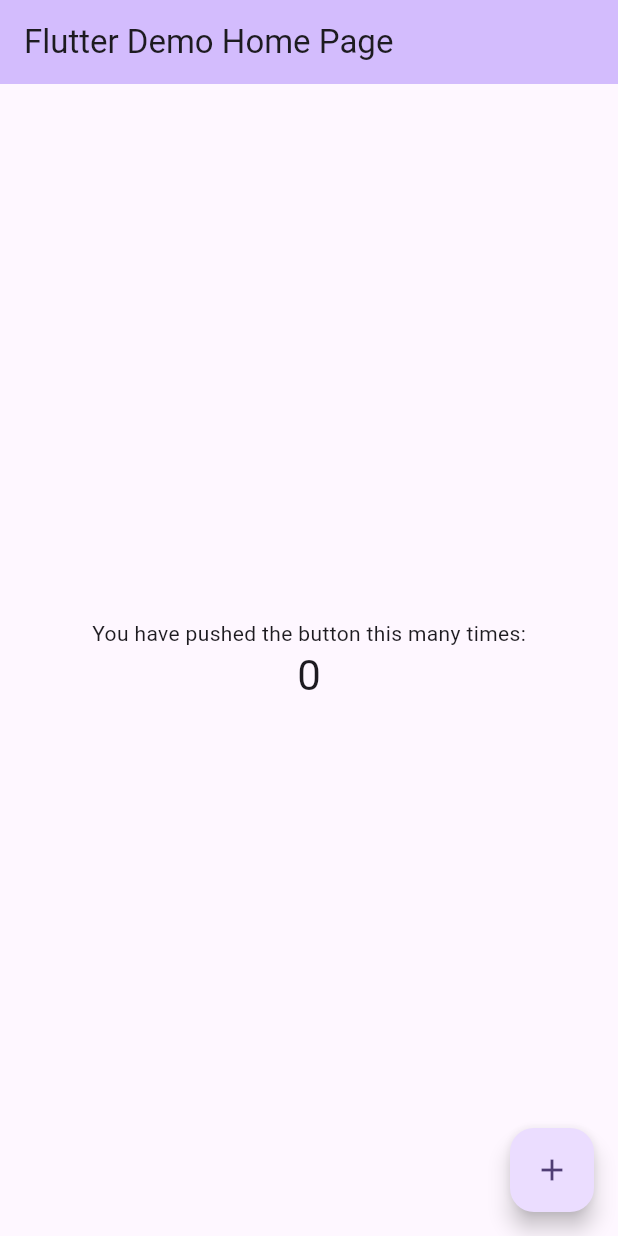
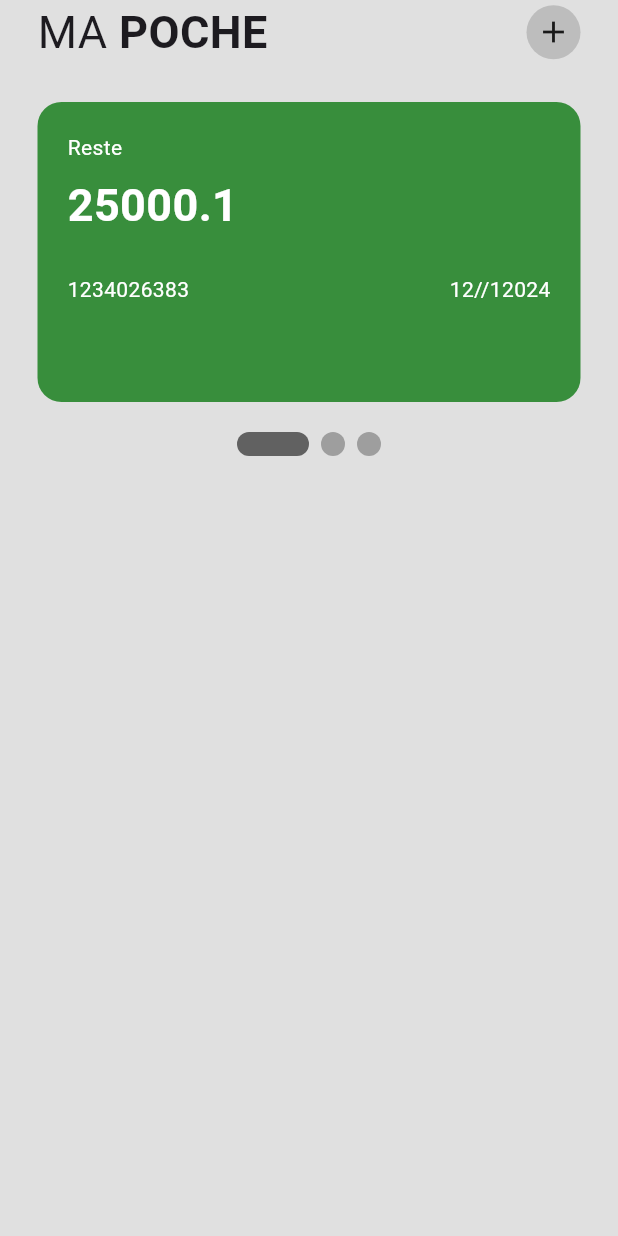
Before and after one commit to Rushclin/ma-poche, a Flutter app: the screen it shows after launch, on a phone screen of 412 x 824 dp. Run offline on Flutter 3.47's test engine with Material 3 defaults, Android fonts, the phone set to English and light mode, and no system bars; drawn by our look-alikes of smooth_page_indicator.

Commit message:
Evolution sur la HomePage

```diff
--- a/lib/main.dart
+++ b/lib/main.dart
@@ -1,4 +1,5 @@
 import 'package:flutter/material.dart';
+import 'package:ma_poche/pages/home_page.dart';
 
 void main() {
   runApp(const MyApp());
@@ -7,119 +8,11 @@ void main() {
 class MyApp extends StatelessWidget {
   const MyApp({super.key});
 
-  // This widget is the root of your application.
   @override
   Widget build(BuildContext context) {
     return MaterialApp(
-      title: 'Flutter Demo',
-      theme: ThemeData(
-        // This is the theme of your application.
-        //
-        // TRY THIS: Try running your application with "flutter run". You'll see
-        // the application has a purple toolbar. Then, without quitting the app,
-        // try changing the seedColor in the colorScheme below to Colors.green
-        // and then invoke "hot reload" (save your changes or press the "hot
-        // reload" button in a Flutter-supported IDE, or press "r" if you used
-        // the command line to start the app).
-        //
-        // Notice that the counter didn't reset back to zero; the application
-        // state is not lost during the reload. To reset the state, use hot
-        // restart instead.
-        //
-        // This works for code too, not just values: Most code changes can be
-        // tested with just a hot reload.
-        colorScheme: ColorScheme.fromSeed(seedColor: Colors.deepPurple),
-        useMaterial3: true,
-      ),
-      home: const MyHomePage(title: 'Flutter Demo Home Page'),
+      debugShowCheckedModeBanner: false,
+      home: HomePage(),
     );
   }
 }
-
-class MyHomePage extends StatefulWidget {
-  const MyHomePage({super.key, required this.title});
-
-  // This widget is the home page of your application. It is stateful, meaning
-  // that it has a State object (defined below) that contains fields that affect
-  // how it looks.
-
-  // This class is the configuration for the state. It holds the values (in this
-  // case the title) provided by the parent (in this case the App widget) and
-  // used by the build method of the State. Fields in a Widget subclass are
-  // always marked "final".
-
-  final String title;
-
-  @override
-  State<MyHomePage> createState() => _MyHomePageState();
-}
-
-class _MyHomePageState extends State<MyHomePage> {
-  int _counter = 0;
-
-  void _incrementCounter() {
-    setState(() {
-      // This call to setState tells the Flutter framework that something has
-      // changed in this State, which causes it to rerun the build method below
-      // so that the display can reflect the updated values. If we changed
-      // _counter without calling setState(), then the build method would not be
-      // called again, and so nothing would appear to happen.
-      _counter++;
-    });
-  }
-
-  @override
-  Widget build(BuildContext context) {
-    // This method is rerun every time setState is called, for instance as done
-    // by the _incrementCounter method above.
-    //
-    // The Flutter framework has been optimized to make rerunning build methods
-    // fast, so that you can just rebuild anything that needs updating rather
-    // than having to individually change instances of widgets.
-    return Scaffold(
-      appBar: AppBar(
-        // TRY THIS: Try changing the color here to a specific color (to
-        // Colors.amber, perhaps?) and trigger a hot reload to see the AppBar
-        // change color while the other colors stay the same.
-        backgroundColor: Theme.of(context).colorScheme.inversePrimary,
-        // Here we take the value from the MyHomePage object that was created by
-        // the App.build method, and use it to set our appbar title.
-        title: Text(widget.title),
-      ),
-      body: Center(
-        // Center is a layout widget. It takes a single child and positions it
-        // in the middle of the parent.
-        child: Column(
-          // Column is also a layout widget. It takes a list of children and
-          // arranges them vertically. By default, it sizes itself to fit its
-          // children horizontally, and tries to be as tall as its parent.
-          //
-          // Column has various properties to control how it sizes itself and
-          // how it positions its children. Here we use mainAxisAlignment to
-          // center the children vertically; the main axis here is the vertical
-          // axis because Columns are vertical (the cross axis would be
-          // horizontal).
-          //
-          // TRY THIS: Invoke "debug painting" (choose the "Toggle Debug Paint"
-          // action in the IDE, or press "p" in the console), to see the
-          // wireframe for each widget.
-          mainAxisAlignment: MainAxisAlignment.center,
-          children: <Widget>[
-            const Text(
-              'You have pushed the button this many times:',
-            ),
-            Text(
-              '$_counter',
-              style: Theme.of(context).textTheme.headlineMedium,
-            ),
-          ],
-        ),
-      ),
-      floatingActionButton: FloatingActionButton(
-        onPressed: _incrementCounter,
-        tooltip: 'Increment',
-        child: const Icon(Icons.add),
-      ), // This trailing comma makes auto-formatting nicer for build methods.
-    );
-  }
-}
--- /dev/null
+++ b/lib/pages/home_page.dart
@@ -0,0 +1,116 @@
+// ignore_for_file: prefer_const_constructors
+
+import 'package:flutter/material.dart';
+import 'package:ma_poche/utils/my_card.dart';
+import 'package:smooth_page_indicator/smooth_page_indicator.dart';
+
+class HomePage extends StatefulWidget {
+  const HomePage({super.key});
+
+  @override
+  State<HomePage> createState() => _HomePageState();
+}
+
+class _HomePageState extends State<HomePage> {
+// Page controller
+  final _controller = PageController();
+
+  @override
+  Widget build(BuildContext context) {
+    return Scaffold(
+      backgroundColor: Colors.grey[300],
+      body: SafeArea(
+        child: Column(children: [
+          // AppBar
+
+          Padding(
+            padding: const EdgeInsets.symmetric(horizontal: 25.0),
+            child: Row(
+              mainAxisAlignment: MainAxisAlignment.spaceBetween,
+              children: [
+                const Row(
+                  children: [
+                    Text(
+                      'MA',
+                      style: TextStyle(fontSize: 30.0),
+                    ),
+                    Text(
+                      ' POCHE',
+                      style: TextStyle(
+                          fontSize: 30.0, fontWeight: FontWeight.bold),
+                    ),
+                  ],
+                ),
+
+                // le bouton Plus
+
+                Container(
+                    padding: const EdgeInsets.all(6),
+                    decoration: BoxDecoration(
+                        color: Colors.grey[400], shape: BoxShape.circle),
+                    child: const Icon(Icons.add))
+              ],
+            ),
+          ),
+          const SizedBox(
+            height: 25,
+          ),
+
+          // Card
+
+          // MyCard()
+          Container(
+            height: 200,
+            child: PageView(
+              controller: _controller,
+              scrollDirection: Axis.horizontal,
+              children: [
+                MyCard(
+                  balence: 25000.1,
+                  cardNumber: 1234026383,
+                  color: Colors.green[700],
+                  createdDate: 12,
+                  createdMonth: 01,
+                  createdYear: 2024,
+                  type: "Reste",
+                ),
+                MyCard(
+                  balence: 25000.1,
+                  cardNumber: 1234026383,
+                  color: Colors.deepPurple[300],
+                  createdDate: 12,
+                  createdMonth: 01,
+                  createdYear: 2024,
+                  type: "Dépot",
+                ),
+                MyCard(
+                  balence: 5000.1,
+                  cardNumber: 1234026383,
+                  color: Colors.red[800],
+                  createdDate: 12,
+                  createdMonth: 01,
+                  createdYear: 2024,
+                  type: "Dépense",
+                ),
+              ],
+            ),
+          ),
+          SizedBox(
+            height: 20,
+          ),
+          SmoothPageIndicator(
+            controller: _controller,
+            count: 3,
+            effect: ExpandingDotsEffect(
+              activeDotColor: Colors.grey.shade700,
+            ),
+          ),
+
+          // Les 3boutons
+
+          // Navigation
+        ]),
+      ),
+    );
+  }
+}
--- a/pubspec.yaml
+++ b/pubspec.yaml
@@ -35,6 +35,7 @@ dependencies:
   # The following adds the Cupertino Icons font to your application.
   # Use with the CupertinoIcons class for iOS style icons.
   cupertino_icons: ^1.0.2
+  smooth_page_indicator: ^1.1.0
 
 dev_dependencies:
   flutter_test:
@@ -59,8 +60,8 @@ flutter:
   uses-material-design: true
 
   # To add assets to your application, add an assets section, like this:
-  # assets:
-  #   - images/a_dot_burr.jpeg
+  assets:
+    - lib/icons/
   #   - images/a_dot_ham.jpeg
 
   # An image asset can refer to one or more resolution-specific "variants", see
```
Also changed, not shown: pubspec.lock.
